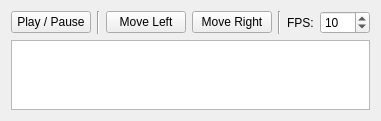
Before: the Qt Designer form gui/widgets/animation_dock.ui in azagaya/laigter, drawn with Qt 5.
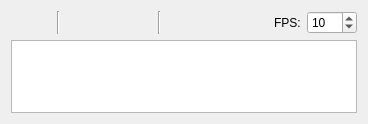
After: the same form once the commit is applied. Icons and pictures are not drawn.

Commit message: Finished working animation dock

```diff
--- a/gui/widgets/animation_dock.ui
+++ b/gui/widgets/animation_dock.ui
@@ -6,8 +6,8 @@
    <rect>
     <x>0</x>
     <y>0</y>
-    <width>374</width>
-    <height>120</height>
+    <width>368</width>
+    <height>124</height>
    </rect>
   </property>
   <property name="windowTitle">
@@ -17,7 +17,17 @@
    <item row="0" column="0">
     <widget class="QPushButton" name="playButton">
      <property name="text">
-      <string>Play / Pause</string>
+      <string/>
+     </property>
+     <property name="icon">
+      <iconset resource="../../icons.qrc">
+       <normaloff>:/icons/play.png</normaloff>:/icons/play.png</iconset>
+     </property>
+     <property name="iconSize">
+      <size>
+       <width>24</width>
+       <height>24</height>
+      </size>
      </property>
      <property name="checkable">
       <bool>true</bool>
@@ -25,9 +35,12 @@
      <property name="checked">
       <bool>false</bool>
      </property>
+     <property name="flat">
+      <bool>true</bool>
+     </property>
     </widget>
    </item>
-   <item row="0" column="5">
+   <item row="0" column="6">
     <widget class="QLabel" name="label">
      <property name="text">
       <string>FPS:</string>
@@ -37,7 +50,20 @@
    <item row="0" column="2">
     <widget class="QPushButton" name="leftButton">
      <property name="text">
-      <string>Move Left</string>
+      <string/>
+     </property>
+     <property name="icon">
+      <iconset resource="../../icons.qrc">
+       <normaloff>:/icons/left.png</normaloff>:/icons/left.png</iconset>
+     </property>
+     <property name="iconSize">
+      <size>
+       <width>24</width>
+       <height>24</height>
+      </size>
+     </property>
+     <property name="flat">
+      <bool>true</bool>
      </property>
     </widget>
    </item>
@@ -48,7 +74,7 @@
      </property>
     </widget>
    </item>
-   <item row="1" column="0" colspan="7">
+   <item row="1" column="0" colspan="8">
     <widget class="QListWidget" name="listWidget">
      <property name="iconSize">
       <size>
@@ -61,22 +87,8 @@
      </property>
     </widget>
    </item>
-   <item row="0" column="3">
-    <widget class="QPushButton" name="rightButton">
-     <property name="text">
-      <string>Move Right</string>
-     </property>
-    </widget>
-   </item>
-   <item row="0" column="4">
-    <widget class="Line" name="line_2">
-     <property name="orientation">
-      <enum>Qt::Vertical</enum>
-     </property>
-    </widget>
-   </item>
-   <item row="0" column="6">
-    <widget class="QSpinBox" name="spinBox">
+   <item row="0" column="7">
+    <widget class="QSpinBox" name="fpsSpinBox">
      <property name="minimumSize">
       <size>
        <width>50</width>
@@ -94,6 +106,46 @@
      </property>
     </widget>
    </item>
+   <item row="0" column="3">
+    <widget class="QPushButton" name="rightButton">
+     <property name="text">
+      <string/>
+     </property>
+     <property name="icon">
+      <iconset resource="../../icons.qrc">
+       <normaloff>:/icons/right.png</normaloff>:/icons/right.png</iconset>
+     </property>
+     <property name="iconSize">
+      <size>
+       <width>24</width>
+       <height>24</height>
+      </size>
+     </property>
+     <property name="flat">
+      <bool>true</bool>
+     </property>
+    </widget>
+   </item>
+   <item row="0" column="4">
+    <widget class="Line" name="line_2">
+     <property name="orientation">
+      <enum>Qt::Vertical</enum>
+     </property>
+    </widget>
+   </item>
+   <item row="0" column="5">
+    <spacer name="horizontalSpacer">
+     <property name="orientation">
+      <enum>Qt::Horizontal</enum>
+     </property>
+     <property name="sizeHint" stdset="0">
+      <size>
+       <width>40</width>
+       <height>20</height>
+      </size>
+     </property>
+    </spacer>
+   </item>
   </layout>
  </widget>
  <resources/>
```
Left out of the diff: 4 changed lines with no effect on the pictures. The commit also changes 6 other files.
